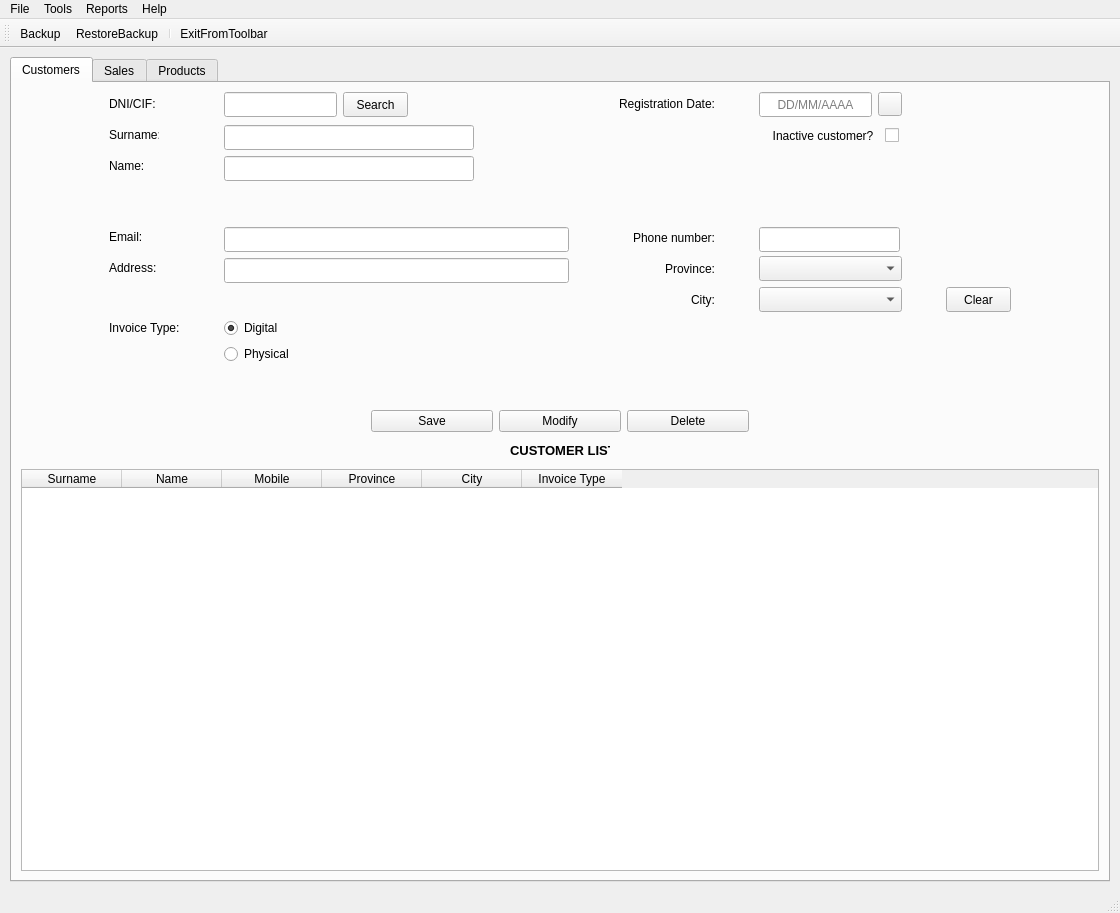
MMSS99/DI_Proyecto, file templates/window.ui: the form before one commit.
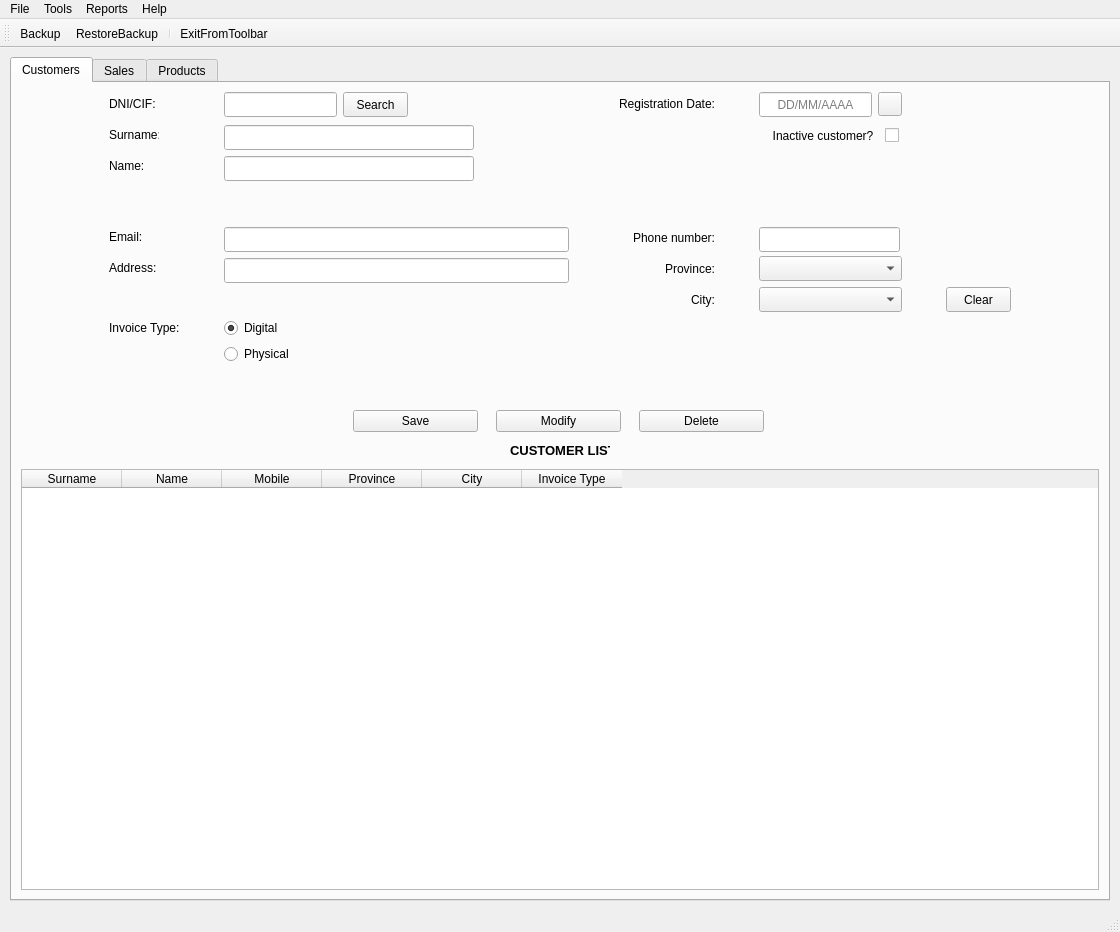
The form after the commit. Icons and pictures are not drawn.

```diff
--- a/templates/window.ui
+++ b/templates/window.ui
@@ -7,7 +7,7 @@
     <x>0</x>
     <y>0</y>
     <width>1120</width>
-    <height>892</height>
+    <height>932</height>
    </rect>
   </property>
   <property name="windowTitle">
@@ -763,7 +763,7 @@
             </property>
             <property name="sizeHint" stdset="0">
              <size>
-              <width>350</width>
+              <width>320</width>
               <height>20</height>
              </size>
             </property>
@@ -779,7 +779,7 @@
             </property>
             <property name="sizeHint" stdset="0">
              <size>
-              <width>350</width>
+              <width>320</width>
               <height>20</height>
              </size>
             </property>
```
Left out of the diff: 6 changed lines with no effect on the pictures.
